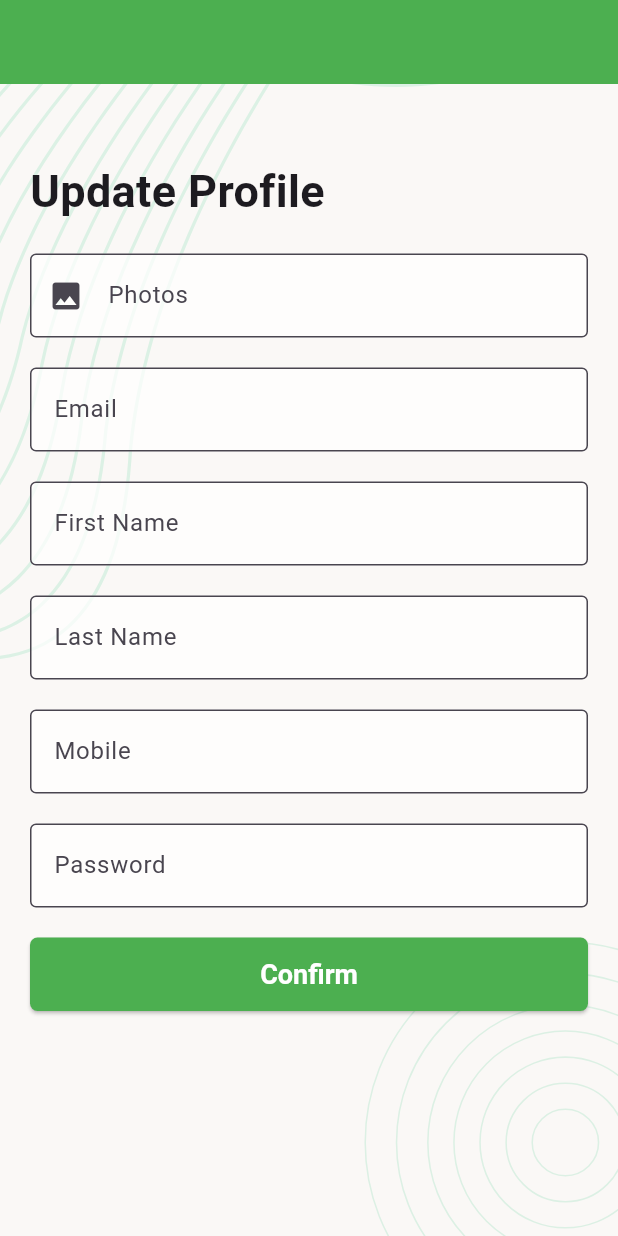
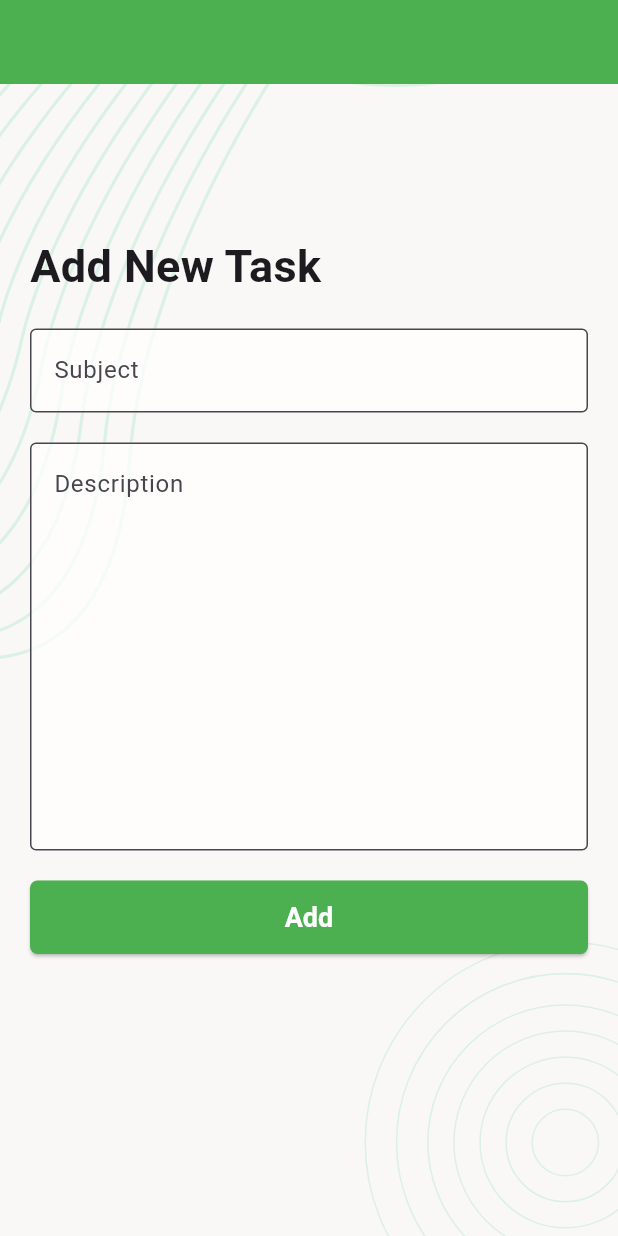
Before and after one commit to robiulsunnyemon/task_manager_app, a Flutter app: the screen it shows after launch, on a phone screen of 412 x 824 dp. Run offline on Flutter 3.47's test engine with Material 3 defaults, Android fonts, the phone set to English and light mode, and no system bars; our stand-ins replace flutter_svg; missing offline and left inert: dart:ffi.

Commit message:
add (add task screen)

```diff
--- a/lib/main.dart
+++ b/lib/main.dart
@@ -1,4 +1,5 @@
 import 'package:flutter/material.dart';
+import 'package:taskmanagerapp/screens/add_new_task_screen.dart';
 import 'package:taskmanagerapp/screens/auth_screen/login_screen.dart';
 import 'package:taskmanagerapp/screens/auth_screen/update_profile_screen.dart';
 import 'package:taskmanagerapp/screens/splash_screen.dart';
@@ -21,7 +22,7 @@ class _MyAppState extends State<MyApp> {
   Widget build(BuildContext context) {
     return MaterialApp(
       title: 'Task Manager',
-      home:  UpdateProfileScreen(),
+      home:  AddNewTaskScreen(),
       theme: ThemeData(
         inputDecorationTheme: InputDecorationTheme(
           border: OutlineInputBorder(
--- /dev/null
+++ b/lib/screens/add_new_task_screen.dart
@@ -0,0 +1,84 @@
+import 'package:flutter/material.dart';
+import 'package:flutter_svg/flutter_svg.dart';
+import 'package:taskmanagerapp/screens/auth_screen/forget_password_screen.dart';
+import 'package:taskmanagerapp/screens/auth_screen/signup_screen.dart';
+import 'package:taskmanagerapp/widgets/heading_text_widget.dart';
+
+import '../../widgets/custom_row_button.dart';
+
+class AddNewTaskScreen extends StatefulWidget {
+  const AddNewTaskScreen({super.key});
+
+  @override
+  State<AddNewTaskScreen> createState() => _AddNewTaskScreenState();
+}
+
+class _AddNewTaskScreenState extends State<AddNewTaskScreen> {
+  TextEditingController _sub_TE_controller = TextEditingController();
+  TextEditingController _discription_TE_controller = TextEditingController();
+  @override
+  Widget build(BuildContext context) {
+    return Scaffold(
+        appBar: AppBar(
+          backgroundColor: Colors.green,
+        ),
+        body: Stack(
+          children: [
+            SvgPicture.asset(
+              "assets/img/background.svg",
+              height: double.infinity,
+              width: double.infinity,
+              fit: BoxFit.cover,
+            ),
+            SingleChildScrollView(
+              child: Container(
+                margin: EdgeInsets.symmetric(horizontal: 20, vertical: 100),
+                child: Column(
+                  mainAxisAlignment: MainAxisAlignment.start,
+                  crossAxisAlignment: CrossAxisAlignment.start,
+                  children: [
+                    const HeadingTextWidget(heading: "Add New Task"),
+                    SizedBox(
+                      height: 20,
+                    ),
+                    TextFormField(
+                      controller: _sub_TE_controller,
+                      decoration: InputDecoration(
+                          hintText: "Subject",
+                          ),
+                    ),
+                    SizedBox(
+                      height: 20,
+                    ),
+                    TextFormField(
+                      controller: _discription_TE_controller,
+                      decoration: InputDecoration(
+                        hintText: "Description",
+                      ),
+                      maxLines: 10,
+                    ),
+                    SizedBox(
+                      height: 20,
+                    ),
+                    Container(
+                      width: double.infinity,
+                      child: ElevatedButton(
+                        onPressed: () {},
+                        child: Text("Add"),
+                      ),
+                    ),
+                  ],
+                ),
+              ),
+            )
+          ],
+        ));
+  }
+
+  @override
+  void dispose() {
+    _sub_TE_controller.dispose();
+    _discription_TE_controller.dispose();
+    super.dispose();
+  }
+}
```
